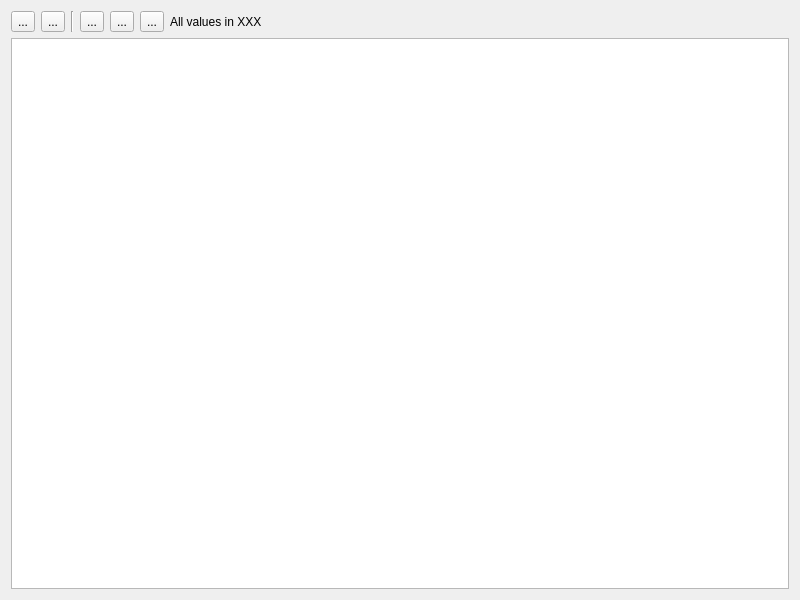
Before: the Qt Designer form src/views/ui_files/reports/category_report.ui in JakubFranek/Kapytal, drawn with Qt 5.
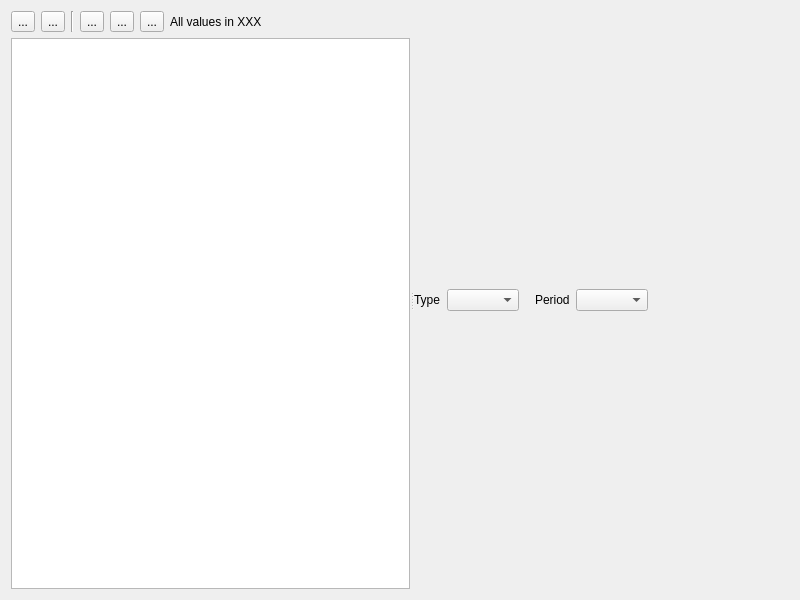
After: the same form once the commit is applied.

Commit message:
Implement QtCharts in SunburstChartView
Add tab10 palette getter method to src/views/colors module.
Fix bug: crash in AttributeReport._combobox_text_changed when stats
is empty.
Make PieChartView orientation clockwise.
Replace SunburstChartWidget with SunburstChartView.
Remove Canvas and ChartWidget classes.
Add combo boxes to CategoryReport .ui file (no longer dynamically added
to chart navigation toolbar).

The edit to the form file:
```diff
--- a/src/views/ui_files/reports/category_report.ui
+++ b/src/views/ui_files/reports/category_report.ui
@@ -19,15 +19,9 @@
   <property name="locale">
    <locale language="English" country="UnitedKingdom"/>
   </property>
-  <layout class="QHBoxLayout" name="horizontalLayout">
+  <layout class="QVBoxLayout" name="verticalLayout_3">
    <item>
     <widget class="QSplitter" name="splitter">
-     <property name="frameShape">
-      <enum>QFrame::NoFrame</enum>
-     </property>
-     <property name="lineWidth">
-      <number>1</number>
-     </property>
      <property name="orientation">
       <enum>Qt::Horizontal</enum>
      </property>
@@ -129,6 +123,63 @@
        </item>
       </layout>
      </widget>
+     <widget class="QWidget" name="verticalLayoutWidget_2">
+      <layout class="QVBoxLayout" name="chartVerticalLayout">
+       <item>
+        <layout class="QHBoxLayout" name="controlsHorizontalLayout">
+         <item>
+          <widget class="QLabel" name="typeLabel">
+           <property name="text">
+            <string>Type</string>
+           </property>
+          </widget>
+         </item>
+         <item>
+          <widget class="QComboBox" name="typeComboBox"/>
+         </item>
+         <item>
+          <spacer name="chartHorizontalSpacer_1">
+           <property name="orientation">
+            <enum>Qt::Horizontal</enum>
+           </property>
+           <property name="sizeType">
+            <enum>QSizePolicy::Fixed</enum>
+           </property>
+           <property name="sizeHint" stdset="0">
+            <size>
+             <width>10</width>
+             <height>20</height>
+            </size>
+           </property>
+          </spacer>
+         </item>
+         <item>
+          <widget class="QLabel" name="periodLabel">
+           <property name="text">
+            <string>Period</string>
+           </property>
+          </widget>
+         </item>
+         <item>
+          <widget class="QComboBox" name="periodComboBox"/>
+         </item>
+         <item>
+          <spacer name="chartHorizontalSpacer_2">
+           <property name="orientation">
+            <enum>Qt::Horizontal</enum>
+           </property>
+           <property name="sizeHint" stdset="0">
+            <size>
+             <width>40</width>
+             <height>20</height>
+            </size>
+           </property>
+          </spacer>
+         </item>
+        </layout>
+       </item>
+      </layout>
+     </widget>
     </widget>
    </item>
   </layout>
```
Left out of the diff: 2 changed lines with no effect on the pictures. The commit also changes 11 other files.
